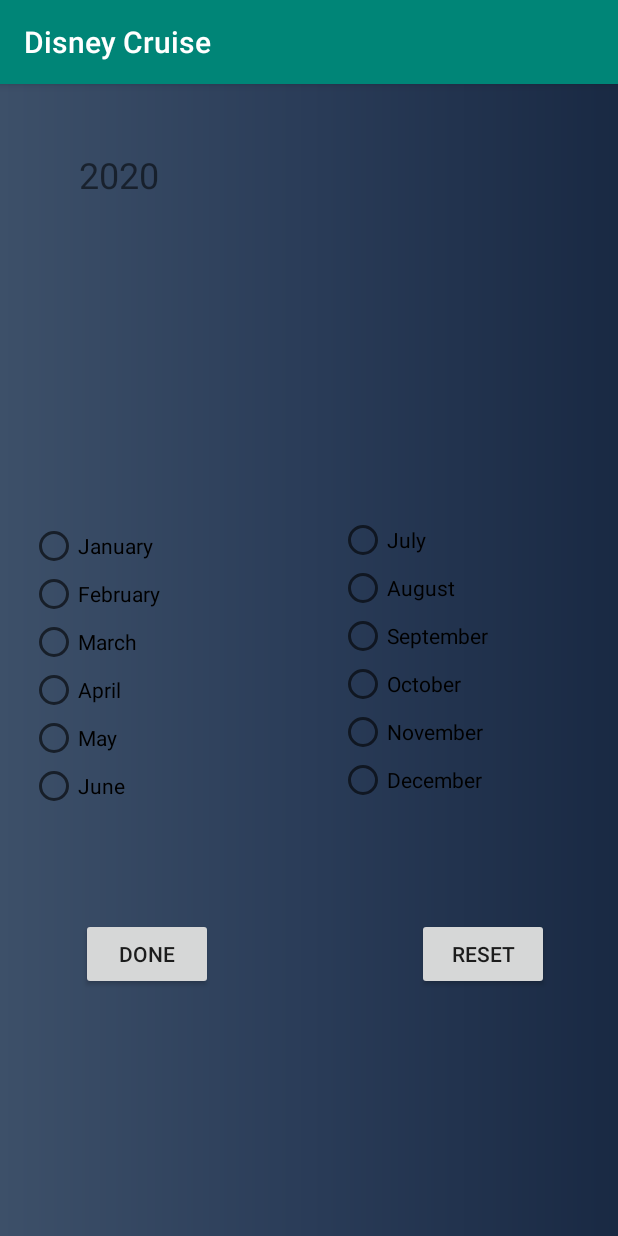
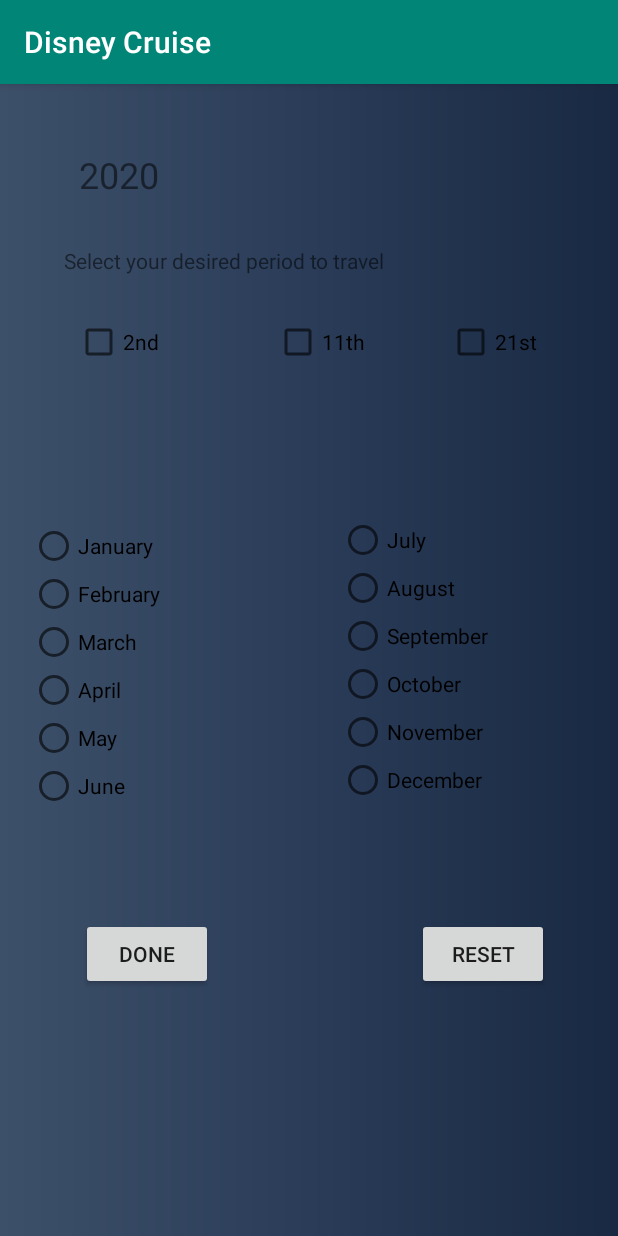
Before and after one commit to Herb2o11/MobileCruiseApp, an Android app: the DateSelectionActivity screen opened directly, with no data from a screen before it, on a phone screen of 412 x 824 dp. Run offline under Robolectric (Android 15) with nearby library versions, the phone set to English and light mode, and no system bars.

Commit message:
added days to page selection

```diff
--- a/app/src/main/java/com/example/test/DateSelectionActivity.java
+++ b/app/src/main/java/com/example/test/DateSelectionActivity.java
@@ -7,6 +7,7 @@ import android.support.v7.app.AppCompatActivity;
 import android.os.Bundle;
 import android.view.View;
 import android.widget.Button;
+import android.widget.CheckBox;
 import android.widget.RadioButton;
 import android.widget.RadioGroup;
 import android.widget.Toast;
@@ -16,10 +17,12 @@ import java.util.List;
 
 public class DateSelectionActivity extends AppCompatActivity {
     String travelMonthSelection;
+    String dayselected;
 
     RadioGroup radioGroup;
     RadioGroup radioGroup1;
     RadioGroup radioGroup2;
+    CheckBox btn2nd, btn11th, btn21st;
 
     RadioGroup.OnCheckedChangeListener listener1 = new RadioGroup.OnCheckedChangeListener() {
 
@@ -59,6 +62,20 @@ public class DateSelectionActivity extends AppCompatActivity {
         radioGroup2.setOnCheckedChangeListener(listener2);
 
 
+        btn2nd = findViewById(R.id.checkBoxDay2nd);
+        btn11th = findViewById(R.id.checkBoxDay11th);
+        btn21st = findViewById(R.id.checkBoxDay21st);
+
+        if(btn2nd.isChecked()){
+            dayselected  = btn2nd.getText().toString();
+        } else if (btn11th.isChecked()){
+            dayselected  = btn11th.getText().toString();
+        }else if (btn21st.isChecked()){
+            dayselected  = btn21st.getText().toString();
+        }
+
+
+
 
         btnDoneDate.setOnClickListener(new View.OnClickListener() {
             @Override
@@ -79,6 +96,7 @@ public class DateSelectionActivity extends AppCompatActivity {
                 SharedPreferences sharedPreferences = getSharedPreferences("dataShared", Context.MODE_PRIVATE);
                 SharedPreferences.Editor editor = sharedPreferences.edit();
                 editor.putString("month",travelMonthSelection);
+                editor.putString("daySelected",dayselected);
 
                 editor.commit();
 
--- a/app/src/main/res/layout/activity_date_selection.xml
+++ b/app/src/main/res/layout/activity_date_selection.xml
@@ -169,7 +169,49 @@
         </RadioGroup>
     </RadioGroup>
 
+    <TextView
+        android:id="@+id/textView19"
+        android:layout_width="wrap_content"
+        android:layout_height="wrap_content"
+        android:layout_marginTop="108dp"
+        android:layout_marginEnd="156dp"
+        android:layout_marginRight="156dp"
+        android:text="@string/dateSelection_text_day"
+        app:layout_constraintEnd_toEndOf="parent"
+        app:layout_constraintTop_toTopOf="parent" />
 
+    <CheckBox
+        android:id="@+id/checkBoxDay2nd"
+        android:layout_width="wrap_content"
+        android:layout_height="wrap_content"
+        android:layout_marginTop="156dp"
+        android:layout_marginEnd="128dp"
+        android:layout_marginRight="128dp"
+        android:text="@string/dateSelection_2nd"
+        app:layout_constraintEnd_toStartOf="@+id/guideline2"
+        app:layout_constraintTop_toTopOf="parent" />
+
+    <CheckBox
+        android:id="@+id/checkBoxDay11th"
+        android:layout_width="wrap_content"
+        android:layout_height="wrap_content"
+        android:layout_marginStart="148dp"
+        android:layout_marginLeft="148dp"
+        android:layout_marginTop="156dp"
+        android:text="@string/dateSelection_11th"
+        app:layout_constraintStart_toStartOf="@+id/guideline"
+        app:layout_constraintTop_toTopOf="parent" />
+
+    <CheckBox
+        android:id="@+id/checkBoxDay21st"
+        android:layout_width="wrap_content"
+        android:layout_height="wrap_content"
+        android:layout_marginStart="64dp"
+        android:layout_marginLeft="64dp"
+        android:layout_marginTop="156dp"
+        android:text="@string/dateSelection_21st"
+        app:layout_constraintStart_toStartOf="@+id/guideline2"
+        app:layout_constraintTop_toTopOf="parent" />
 
 
 </android.support.constraint.ConstraintLayout>
--- a/app/src/main/res/values/strings.xml
+++ b/app/src/main/res/values/strings.xml
@@ -88,6 +88,10 @@
     <string name="unwind_in_roomy_quarters_adorned_in_a_charming_nautical_motif_with_a_real_porthole_window_or_possibly_2">Unwind in roomy quarters adorned in a charming nautical motif, with a real porthole window—or possibly 2!</string>
     <string name="verandah">Verandah</string>
     <string name="sail_away_in_a_generous_sized_stateroom_with_a_nautical_motif_and_porthole_mirror_no_exterior_view">Sail away in a generous-sized stateroom with a nautical motif and porthole mirror (no exterior view).</string>
+    <string name="dateSelection_2nd">2nd</string>
+    <string name="dateSelection_11th">11th</string>
+    <string name="dateSelection_21st">21st</string>
+    <string name="dateSelection_text_day">Select your desired period to travel</string>
 
 
 </resources>
```
Also changed, not shown: app/src/main/java/com/example/test/PageSelectionActivity.java (+3 -3 lines), app/src/main/res/layout/activity_pageselection.xml (+23 -10 lines).
